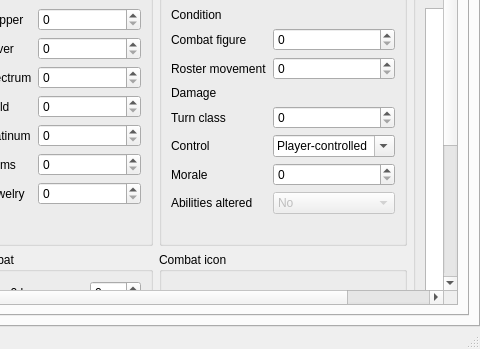
The window that wish/window.ui (malcyon/wish) describes before a commit, drawn with Qt 5; both pictures show x 446 to 926 and y 552 to 901 of the 926 by 901 pixel window.
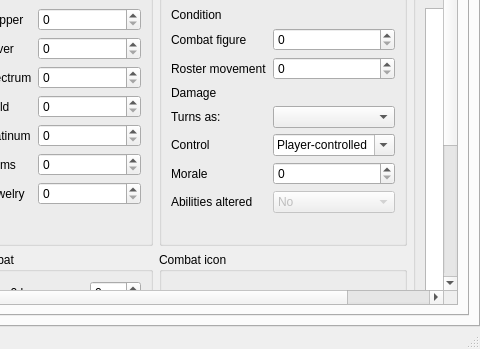
The same window after the commit. The open tabs and pages were chosen to show the change. Custom widgets are drawn as their Qt base class.

Commit message: Show the turning-table row as a Turns as: name in the Character Editor, offering only the rows each title and port turns (#789)

Diff of the .ui file:
```diff
--- a/wish/window.ui
+++ b/wish/window.ui
@@ -2452,19 +2452,12 @@
                    <item row="4" column="0">
                     <widget class="QLabel" name="label_turn_class">
                      <property name="text">
-                      <string>Turn class</string>
+                      <string>Turns as:</string>
                      </property>
                     </widget>
                    </item>
                    <item row="4" column="1">
-                    <widget class="QSpinBox" name="field_turn_class">
-                     <property name="minimum">
-                      <number>0</number>
-                     </property>
-                     <property name="maximum">
-                      <number>255</number>
-                     </property>
-                    </widget>
+                    <widget class="QComboBox" name="field_turn_class" />
                    </item>
                    <item row="5" column="0">
                     <widget class="QLabel" name="label_control">
```
The commit also changes 4 other files.
